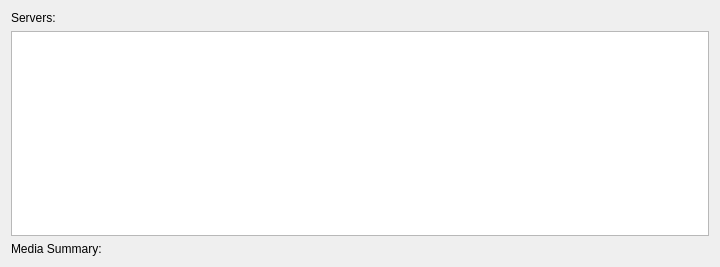
The window that UI/MissingTVDBid.ui (towel42-com/EmbySync) describes before a commit, drawn with Qt 5.
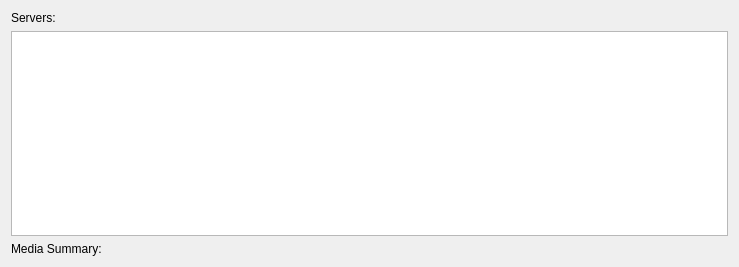
The same window after the commit.

Diff of the .ui file:
```diff
--- a/UI/MissingTVDBid.ui
+++ b/UI/MissingTVDBid.ui
@@ -6,7 +6,7 @@
    <rect>
     <x>0</x>
     <y>0</y>
-    <width>720</width>
+    <width>739</width>
     <height>267</height>
    </rect>
   </property>
```
Left out of the diff: 2 changed lines with no effect on the pictures.
